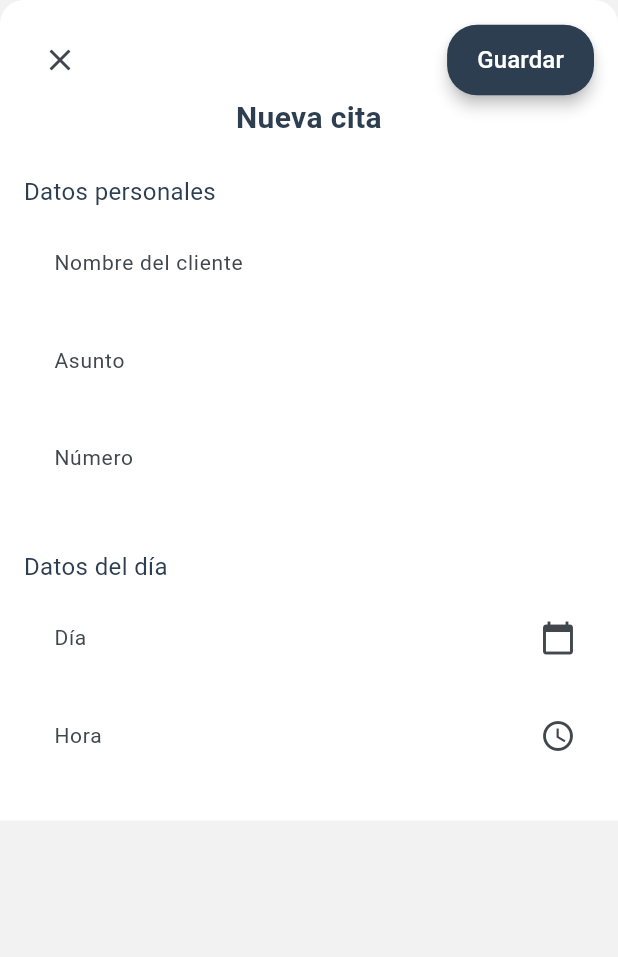
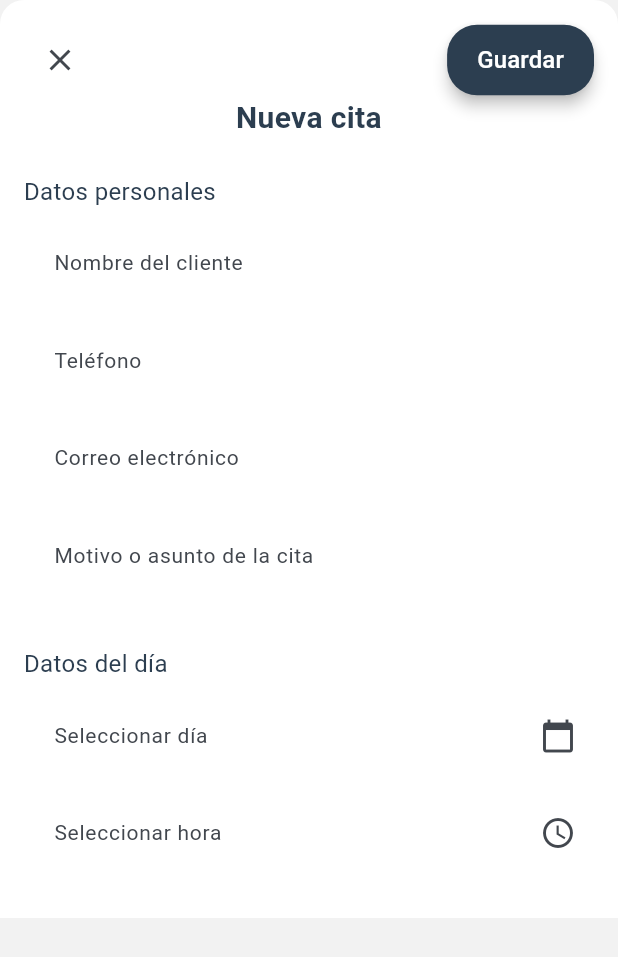
Before and after one commit to DianaCuriel/Neurify, a Flutter app: the AgregarCitaPage widget shown alone on an empty page, opened directly, on a phone screen of 412 x 824 dp. Shown: the top 957 px of the screen. Run offline on Flutter 3.47's test engine with Material 3 defaults, Android fonts, the light colour scheme and no system bars; our stand-ins replace fl_chart, shared_preferences, table_calendar; accounts and stored records are empty.

Commit message:
El calendario con bd esta listo, pero sin pruebas hechas

```diff
--- a/lib/Modelos/Calendario_model.dart
+++ b/lib/Modelos/Calendario_model.dart
@@ -54,6 +54,31 @@ class Cita {
       'estado': estado,
       'fechaHora': fechaHora.toIso8601String(),
     };
+  }
+
+  /// 🔹 Copiar una cita modificando solo ciertos campos
+  Cita copyWith({
+    int? idCitas,
+    int? idCliente,
+    int? idEmpresario,
+    String? nombreCliente,
+    String? telefono,
+    String? correo,
+    String? motivo,
+    String? estado,
+    DateTime? fechaHora,
+  }) {
+    return Cita(
+      idCitas: idCitas ?? this.idCitas,
+      idCliente: idCliente ?? this.idCliente,
+      idEmpresario: idEmpresario ?? this.idEmpresario,
+      nombreCliente: nombreCliente ?? this.nombreCliente,
+      telefono: telefono ?? this.telefono,
+      correo: correo ?? this.correo,
+      motivo: motivo ?? this.motivo,
+      estado: estado ?? this.estado,
+      fechaHora: fechaHora ?? this.fechaHora,
+    );
   }
 }
 
--- a/lib/Visuales/Calendario_agregarcita_card.dart
+++ b/lib/Visuales/Calendario_agregarcita_card.dart
@@ -1,4 +1,3 @@
-// Calendario_agregarcita_card.dart
 import 'package:flutter/material.dart';
 import 'package:provider/provider.dart';
 import '../Fijo/app_theme.dart';
@@ -13,8 +12,9 @@ class AgregarCitaPage extends StatefulWidget {
 
 class _AgregarCitaPageState extends State<AgregarCitaPage> {
   final nombreController = TextEditingController();
-  final asuntoController = TextEditingController();
-  final numeroController = TextEditingController();
+  final telefonoController = TextEditingController();
+  final correoController = TextEditingController();
+  final motivoController = TextEditingController();
   final fechaController = TextEditingController();
   final horaController = TextEditingController();
 
@@ -38,7 +38,27 @@ class _AgregarCitaPageState extends State<AgregarCitaPage> {
         child: Column(
           crossAxisAlignment: CrossAxisAlignment.start,
           children: [
-            SizedBox(
+            _encabezado(context),
+            const SizedBox(height: 20),
+            AppTheme.subtitleText('Datos personales'),
+            const SizedBox(height: 12),
+            _campoTexto(nombreController, "Nombre del cliente"),
+            _campoTexto(telefonoController, "Teléfono"),
+            _campoTexto(correoController, "Correo electrónico"),
+            _campoTexto(motivoController, "Motivo o asunto de la cita"),
+            const SizedBox(height: 20),
+            AppTheme.subtitleText('Datos del día'),
+            const SizedBox(height: 12),
+            _campoFecha(),
+            _campoHora(),
+          ],
+        ),
+      ),
+    );
+  }
+
+  Widget _encabezado(BuildContext context) {
+    return SizedBox(
       height: 80,
       child: Stack(
         children: [
@@ -84,21 +104,6 @@ class _AgregarCitaPageState extends State<AgregarCitaPage> {
           ),
         ],
       ),
-            ),
-            const SizedBox(height: 20),
-            AppTheme.subtitleText('Datos personales'),
-            const SizedBox(height: 12),
-            _campoTexto(nombreController, "Nombre del cliente"),
-            _campoTexto(asuntoController, "Asunto"),
-            _campoTexto(numeroController, "Número"),
-            const SizedBox(height: 20),
-            AppTheme.subtitleText('Datos del día'),
-            const SizedBox(height: 12),
-            _campoFecha(),
-            _campoHora(),
-          ],
-        ),
-      ),
     );
   }
 
@@ -131,7 +136,7 @@ class _AgregarCitaPageState extends State<AgregarCitaPage> {
         controller: fechaController,
         readOnly: true,
         decoration: InputDecoration(
-          hintText: "Día",
+          hintText: "Seleccionar día",
           suffixIcon: const Icon(Icons.calendar_today),
           filled: true,
           fillColor: Colors.white,
@@ -170,7 +175,7 @@ class _AgregarCitaPageState extends State<AgregarCitaPage> {
         controller: horaController,
         readOnly: true,
         decoration: InputDecoration(
-          hintText: "Hora",
+          hintText: "Seleccionar hora",
           suffixIcon: const Icon(Icons.access_time),
           filled: true,
           fillColor: Colors.white,
@@ -215,10 +220,14 @@ class _AgregarCitaPageState extends State<AgregarCitaPage> {
       selectedHora!.minute,
     );
 
-    final nuevaCita = Cliente(
-      nombre: nombreController.text,
-      asunto: asuntoController.text,
-      numero: numeroController.text,
+    // 🔹 Crear objeto Cita compatible con tu modelo actualizado
+    final nuevaCita = Cita(
+      idEmpresario: 1, // Puedes cambiarlo si tienes login dinámico
+      nombreCliente: nombreController.text.trim(),
+      telefono: telefonoController.text.trim(),
+      correo: correoController.text.trim(),
+      motivo: motivoController.text.trim(),
+      estado: "Pendiente",
       fechaHora: fechaHoraFinal,
     );
 
```
Also changed, not shown: lib/Visuales/Calendario_DatosXdia_editar.dart (+216 -101 lines), 1 other file. Lines whose indentation alone changed are shown as unchanged.
